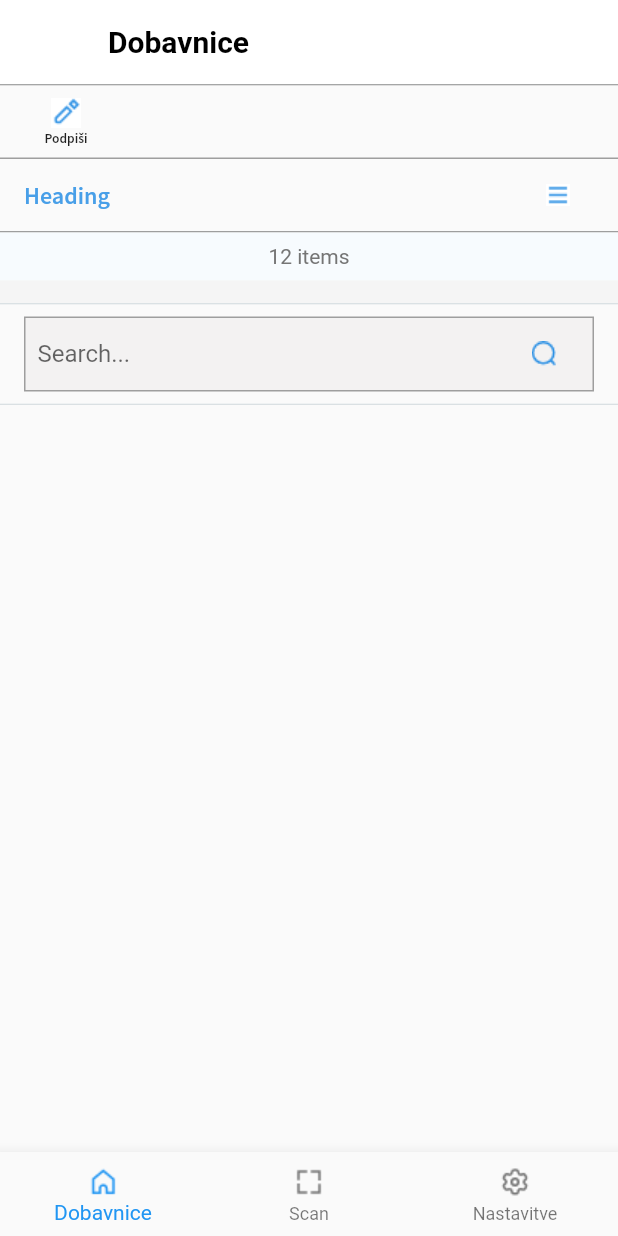
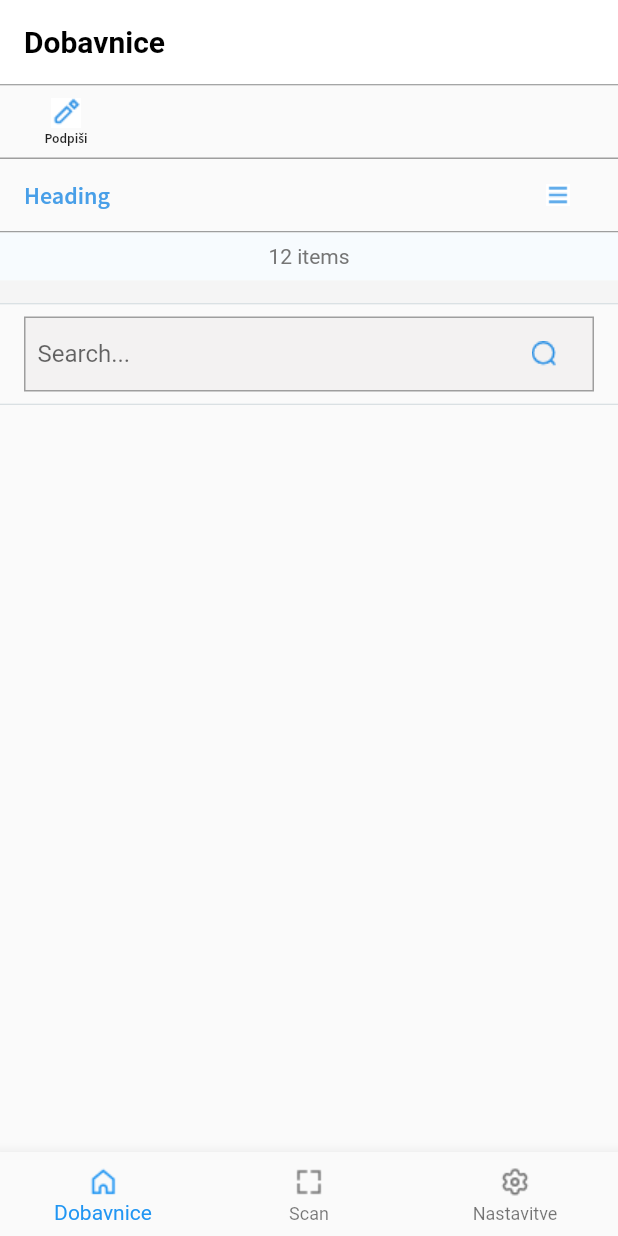
Before and after one commit to MatjazM2020/bsApp, a Flutter app: the DocumentList widget shown alone on an empty page, opened directly with empty values, on a phone screen of 412 x 824 dp. Run offline on Flutter 3.47's test engine with Material 2 defaults, Android fonts, the phone set to English and light mode, and no system bars; our stand-ins replace bloc, chopper, get_it, go_router, shared_preferences; missing offline and left inert: mobile_scanner; accounts and stored records are empty; generated files the repository leaves out were written again; network calls fail.

Commit message:
adding a screen, some images, ..

```diff
--- a/lib/api/authInceptor.dart
+++ b/lib/api/authInceptor.dart
@@ -1,7 +1,6 @@
 import 'package:chopper/chopper.dart';
 import 'package:dobavnice_app/flb_api/output/dobavnica_api.swagger.dart';
 import 'package:dobavnice_app/models/constants.dart';
-import 'package:flutter/material.dart';
 import 'package:get_it/get_it.dart';
 import 'package:shared_preferences/shared_preferences.dart';
 
--- a/lib/flb_api/output/dobavnica_api.enums.swagger.dart
+++ b/lib/flb_api/output/dobavnica_api.enums.swagger.dart
@@ -1,5 +1,4 @@
 import 'package:json_annotation/json_annotation.dart';
-import 'package:collection/collection.dart';
 
 enum UserFindStatus {
   @JsonValue(null)
--- a/lib/logic/cubit/loading_cubit.dart
+++ b/lib/logic/cubit/loading_cubit.dart
@@ -24,6 +24,7 @@ class LoadingCubit extends Cubit<LoadingState> {
     DobavnicaApi api = locator<DobavnicaApi>();
     final response = await api.apiPublicTenantPubCompanyDocumentSigningDeviceListDocumentsPost(tenant: Constants.tenant, company: Constants.company, body: ListDocuments());
     router.go(Constants.documentPath, extra: response.body);
+
     }
   }
 }
--- a/lib/models/constants.dart
+++ b/lib/models/constants.dart
@@ -9,6 +9,7 @@ class Constants{
   static const documentPath = '/document';
   static const registerPath = '/register';
   static const scanPath = '/scan';
+  static const documentDetailView = '/documentDetailView';
 
   static const homeImgPath = 'assets/images/home1.png';
   static const scanImgPath = 'assets/images/scan1.png';
@@ -21,6 +22,9 @@ class Constants{
   static const magnifyingGlassPath = 'assets/images/magnifyingGlass.png';
   static const hamburgerPath = 'assets/images/hamburger1.png';
   static const signImgPath = 'assets/images/sign.png';
+  static const backImgpath = 'assets/images/back.png';
+  static const moreImgPath = 'assets/images/more.png';
+
 
   static const bold = 'SourceSansProBold';
   static const regular = 'SourceSandProRegular';
--- a/lib/screens/document_list.dart
+++ b/lib/screens/document_list.dart
@@ -2,36 +2,7 @@ import 'package:dobavnice_app/flb_api/output/dobavnica_api.swagger.dart';
 import 'package:dobavnice_app/models/constants.dart';
 import 'package:dobavnice_app/routes/routers.dart';
 import 'package:flutter/material.dart';
-
-class CustomVerticalDivider extends StatelessWidget {
-  const CustomVerticalDivider({super.key});
-  @override
-  Widget build(BuildContext context) {
-    return Container(
-      width: 1,
-      height: 24,
-      color: Colors.grey,
-    );
-  }
-}
-
-IconButton buildIconButton(String imagePath, String buttonText) {
-  return IconButton(
-    onPressed: () {},
-    icon: Column(
-      children: [
-        Image.asset(imagePath),
-        const SizedBox(
-          height: 1,
-        ),
-        Text(
-          buttonText,
-          style: const TextStyle(fontSize: 9, fontFamily: Constants.semiBold),
-        )
-      ],
-    ),
-  );
-}
+import 'package:dobavnice_app/screens/base_screen.dart';
 
 class DocumentList extends StatelessWidget {
   const DocumentList({super.key, required this.docls});
@@ -39,14 +10,7 @@ class DocumentList extends StatelessWidget {
 
   @override
   Widget build(BuildContext context) {
-    return Scaffold(
-      appBar: AppBar(
-        elevation: 0,
-        backgroundColor: Colors.white,
-        title: const Text('Dobavnice',
-            textAlign: TextAlign.left,
-            style: TextStyle(color: Colors.black, fontWeight: FontWeight.bold)),
-      ),
+    return BaseScreen(
       bottomNavigationBar: BottomNavigationBar(
           items: const <BottomNavigationBarItem>[
             BottomNavigationBarItem(
@@ -68,16 +32,16 @@ class DocumentList extends StatelessWidget {
             } else {
               // router.go(Constants.settingsPath); TODO
             }
-          }),
+      }),
       body: Column(
         crossAxisAlignment: CrossAxisAlignment.stretch,
         children: [
           const Divider(height: 1, color: Color.fromARGB(255, 137, 138, 138)),
           Row(
-           children: [
-            const SizedBox(width:20),
-            buildIconButton(Constants.signImgPath, 'Podpiši'),
-           ],
+            children: [
+              const SizedBox(width: 20),
+              buildIconButton(Constants.signImgPath, 'Podpiši'),
+            ],
           ),
           Container(
             padding:
@@ -137,15 +101,11 @@ class DocumentList extends StatelessWidget {
                       border: InputBorder.none,
                       hintText: 'Search...',
                     ),
-                    onChanged: (value) {
-                      // Handle search input
-                    },
+                    onChanged: (value) {},
                   ),
                 ),
                 IconButton(
-                  onPressed: () {
-                    // Handle search action
-                  },
+                  onPressed: () {},
                   icon: Image.asset(Constants.magnifyingGlassPath),
                 ),
               ],
--- a/pubspec.yaml
+++ b/pubspec.yaml
@@ -78,6 +78,8 @@ flutter:
     - assets/images/createNew1.png
     - assets/images/magnifyingGlass.png
     - assets/images/hamburger1.png
+    - assets/images/back.png
+    - assets/images/more.png
 
   fonts:
     - family: SourceSansProBold
```
Also changed, not shown: lib/routes/routers.dart (+9 -3 lines), lib/screens/base_screen.dart (+9 -119 lines), lib/screens/document_detail_view.dart (added, +39 -0 lines), lib/screens/scan_screen.dart (+10 -4 lines), assets/images/back.png (added), assets/images/more.png (added), lib/screens/packet_detail_view.dart (added).
